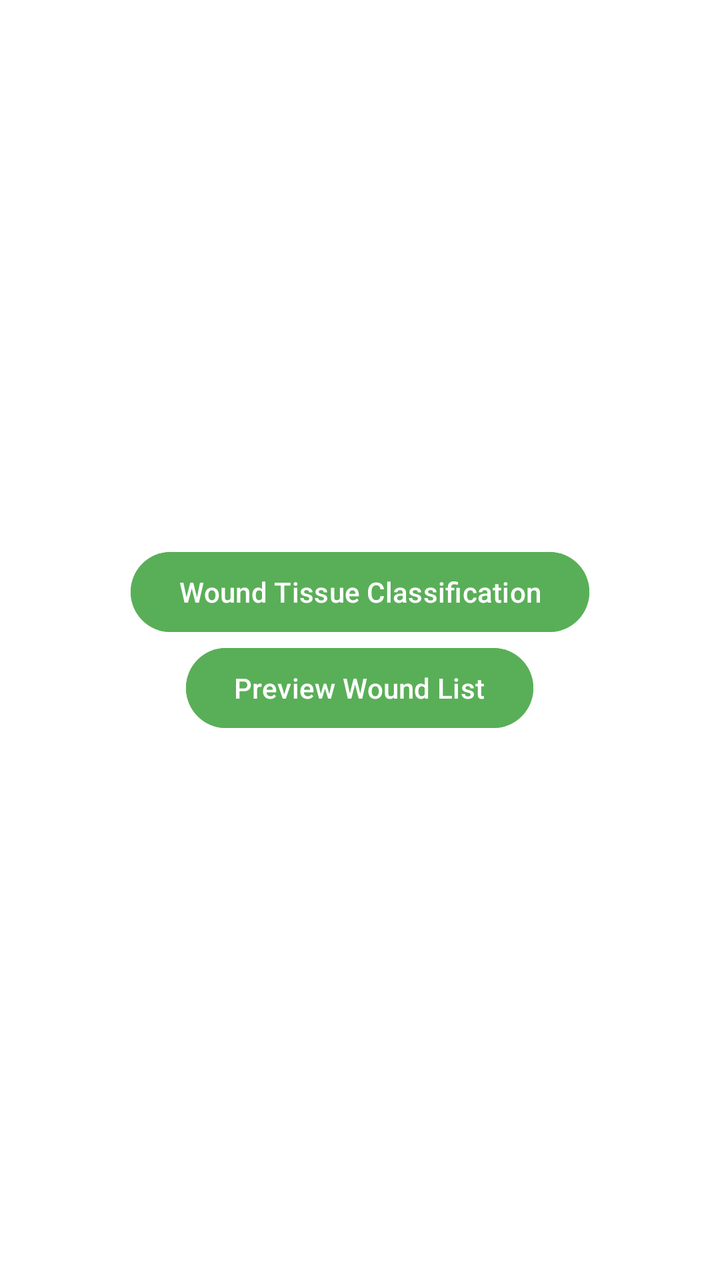
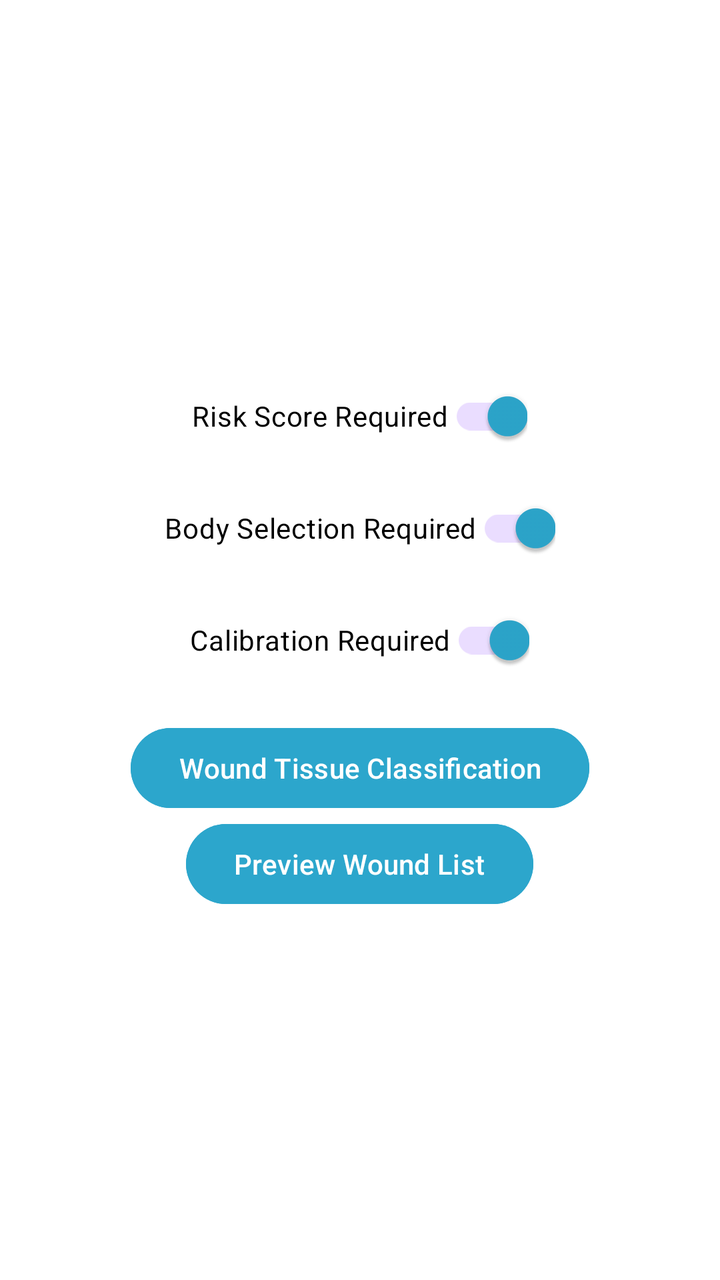

Screens rendered from an Android XML layout before and after an edit, with the pre-edit source and the edit as a unified diff.
<!-- AndroidManifest.xml: application theme Theme.Imaging -->
<!-- res/layout/activity_main.xml -->
<?xml version="1.0" encoding="utf-8"?>
<RelativeLayout xmlns:android="http://schemas.android.com/apk/res/android"
    xmlns:app="http://schemas.android.com/apk/res-auto"
    xmlns:tools="http://schemas.android.com/tools"
    android:id="@+id/main"
    android:layout_width="match_parent"
    android:layout_height="match_parent"
    android:background="@color/white"
    tools:context=".MainActivity">
<LinearLayout
    android:layout_width="match_parent"
    android:layout_height="wrap_content"
    android:layout_centerInParent="true"

    android:orientation="vertical">
    <com.google.android.material.button.MaterialButton
        android:id="@+id/wound_layout_button"
        android:layout_width="wrap_content"
        android:layout_height="wrap_content"
        android:text="Wound Tissue Classification"
     android:layout_gravity="center_horizontal"
        android:textColor="@color/white"
        android:backgroundTint="@color/colorPrimary"
        app:layout_constraintStart_toStartOf="parent"
        app:layout_constraintTop_toTopOf="parent" />
    <com.google.android.material.button.MaterialButton
        android:id="@+id/wound_list_button"
        android:layout_width="wrap_content"
        android:layout_height="wrap_content"
        android:layout_gravity="center_horizontal"
        android:textColor="@color/white"
        android:text="Preview Wound List"
        app:layout_constraintBottom_toBottomOf="parent"
        app:layout_constraintEnd_toEndOf="parent"
        android:backgroundTint="@color/colorPrimary"
        app:layout_constraintStart_toStartOf="parent"
        app:layout_constraintTop_toTopOf="parent" />
</LinearLayout>
</RelativeLayout>
<!-- resources referenced by this layout -->
<resources>
  <color name="colorPrimary">#59af57</color>
  <color name="white">#FFFFFFFF</color>
  <style name="Theme.Imaging" parent="Base.Theme.Imaging" />
  <style name="Base.Theme.Imaging" parent="Theme.Material3.DayNight.NoActionBar">
          
          
  
      </style>
</resources>

<!-- the commit's change to res/layout/activity_main.xml (unified diff, before → after) -->
@@ -13,6 +13,40 @@
     android:layout_centerInParent="true"
 
     android:orientation="vertical">
+
+    <com.google.android.material.switchmaterial.SwitchMaterial
+        android:id="@+id/switch_risk_score"
+        android:layout_width="wrap_content"
+        android:layout_height="wrap_content"
+        android:text="Risk Score Required"
+        android:textColor="#000000"
+        app:thumbTint="@color/colorPrimary"
+        android:layout_gravity="center_horizontal"
+        android:layout_marginBottom="8dp"
+        android:checked="true" />
+
+    <com.google.android.material.switchmaterial.SwitchMaterial
+        android:id="@+id/switch_body_selection"
+        android:layout_width="wrap_content"
+        android:layout_height="wrap_content"
+        android:text="Body Selection Required"
+        android:textColor="#000000"
+        app:thumbTint="@color/colorPrimary"
+        android:layout_gravity="center_horizontal"
+        android:layout_marginBottom="8dp"
+        android:checked="true" />
+
+    <com.google.android.material.switchmaterial.SwitchMaterial
+        android:id="@+id/switch_calibration"
+        android:layout_width="wrap_content"
+        android:layout_height="wrap_content"
+        android:text="Calibration Required"
+        android:textColor="#000000"
+        app:thumbTint="@color/colorPrimary"
+        android:layout_gravity="center_horizontal"
+        android:layout_marginBottom="16dp"
+        android:checked="true" />
+
     <com.google.android.material.button.MaterialButton
         android:id="@+id/wound_layout_button"
         android:layout_width="wrap_content"
@@ -35,5 +69,6 @@
         android:backgroundTint="@color/colorPrimary"
         app:layout_constraintStart_toStartOf="parent"
         app:layout_constraintTop_toTopOf="parent" />
+
 </LinearLayout>
 </RelativeLayout>
<!-- resource entries referenced after the edit -->
@@ -1,6 +1,6 @@
 <!-- resources referenced by this layout -->
 <resources>
-  <color name="colorPrimary">#59af57</color>
+  <color name="colorPrimary">#2CA6CC</color>
   <color name="white">#FFFFFFFF</color>
   <style name="Theme.Imaging" parent="Base.Theme.Imaging" />
   <style name="Base.Theme.Imaging" parent="Theme.Material3.DayNight.NoActionBar">
